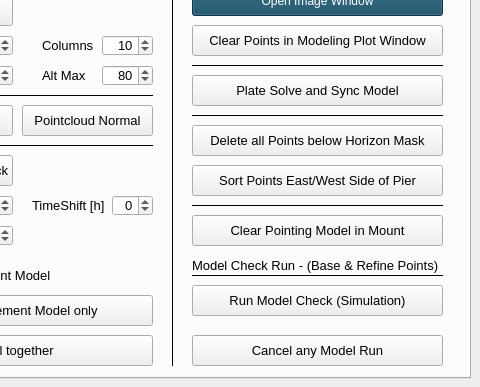
The window that mountwizzard/gui/wizzard_main_ui.ui (sayitfast/MountWizzard3) describes before a commit, drawn with Qt 5; both pictures show x 310 to 790 and y 252 to 639 of the 790 by 639 pixel window.
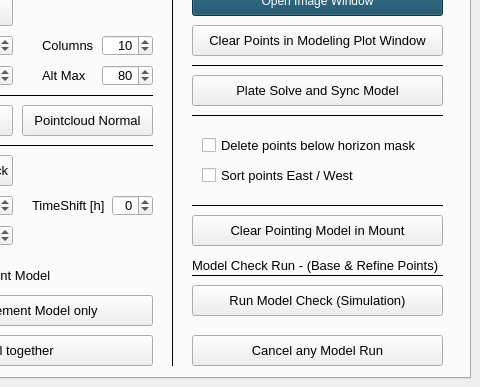
The same window after the commit. The open tabs and pages were chosen to show the change.

The edit to the form file:
```diff
--- a/mountwizzard/gui/wizzard_main_ui.ui
+++ b/mountwizzard/gui/wizzard_main_ui.ui
@@ -4062,22 +4062,6 @@
       <string>Open Modeling Plot Window</string>
      </property>
     </widget>
-    <widget class="QPushButton" name="btn_sortRefinementPoints">
-     <property name="geometry">
-      <rect>
-       <x>490</x>
-       <y>270</y>
-       <width>251</width>
-       <height>31</height>
-      </rect>
-     </property>
-     <property name="toolTip">
-      <string>Sort the order of modeling points. East-West-Low-High Altitude</string>
-     </property>
-     <property name="text">
-      <string>Sort Points East/West Side of Pier</string>
-     </property>
-    </widget>
     <widget class="QPushButton" name="btn_generateGridPoints">
      <property name="geometry">
       <rect>
@@ -4274,22 +4258,6 @@
       <string>Run Refinement Model only</string>
      </property>
     </widget>
-    <widget class="QPushButton" name="btn_deleteBelowHorizonLine">
-     <property name="geometry">
-      <rect>
-       <x>490</x>
-       <y>230</y>
-       <width>251</width>
-       <height>31</height>
-      </rect>
-     </property>
-     <property name="toolTip">
-      <string>Delete all points below the horizon line from horizone file</string>
-     </property>
-     <property name="text">
-      <string>Delete all Points below Horizon Mask</string>
-     </property>
-    </widget>
     <widget class="Line" name="line_26">
      <property name="geometry">
       <rect>
@@ -4927,6 +4895,48 @@
       <string>Open Image Window</string>
      </property>
     </widget>
+    <widget class="QCheckBox" name="checkDeletePointsHorizonMask">
+     <property name="geometry">
+      <rect>
+       <x>500</x>
+       <y>240</y>
+       <width>241</width>
+       <height>20</height>
+      </rect>
+     </property>
+     <property name="font">
+      <font>
+       <pointsize>10</pointsize>
+      </font>
+     </property>
+     <property name="toolTip">
+      <string>If checked, a blind solve would be made (needs internet connection)</string>
+     </property>
+     <property name="text">
+      <string>Delete points below horizon mask</string>
+     </property>
+    </widget>
+    <widget class="QCheckBox" name="checkSortPoints">
+     <property name="geometry">
+      <rect>
+       <x>500</x>
+       <y>270</y>
+       <width>241</width>
+       <height>20</height>
+      </rect>
+     </property>
+     <property name="font">
+      <font>
+       <pointsize>10</pointsize>
+      </font>
+     </property>
+     <property name="toolTip">
+      <string>If checked, a blind solve would be made (needs internet connection)</string>
+     </property>
+     <property name="text">
+      <string>Sort points East / West</string>
+     </property>
+    </widget>
    </widget>
    <widget class="QWidget" name="tab_8">
     <attribute name="title">
```
Left out of the diff: 29 changed lines with no effect on the pictures.
